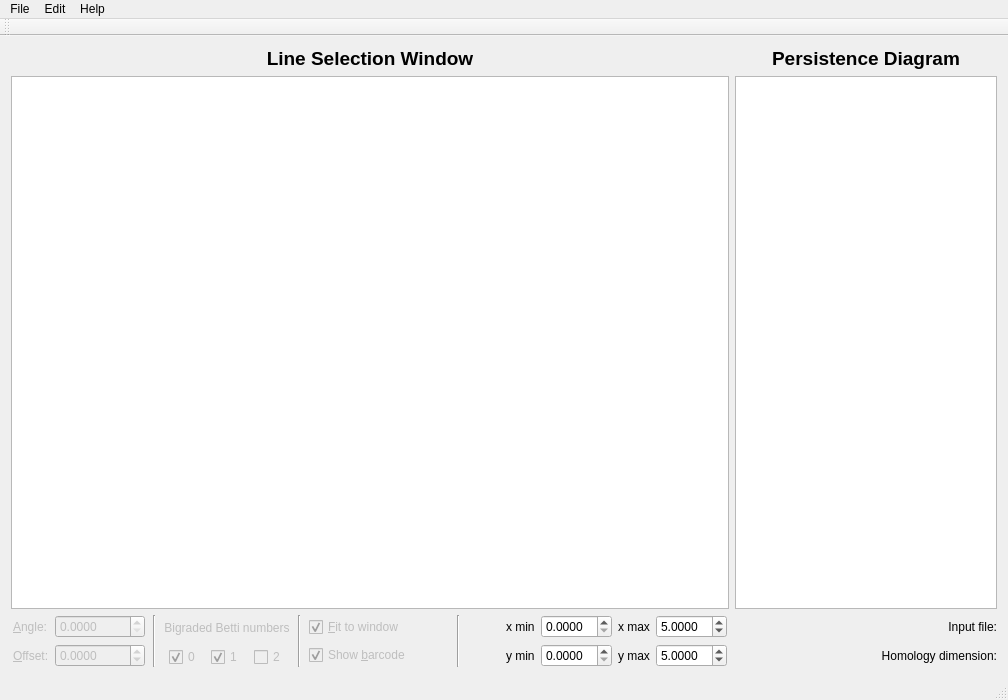
Qt form visualizationwindow.ui (rivetTDA/rivet) before a commit.
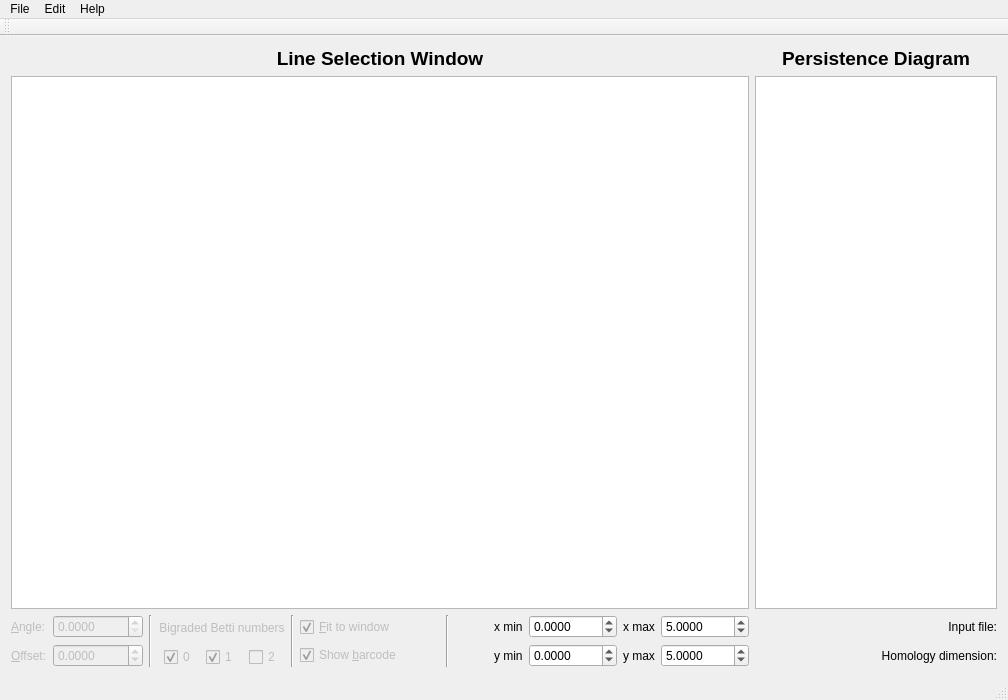
The same form after that commit.

Patch:
```diff
--- a/visualizationwindow.ui
+++ b/visualizationwindow.ui
@@ -427,6 +427,12 @@
                   <property name="decimals">
                    <number>4</number>
                   </property>
+                  <property name="minimum">
+                   <double>-1000.000000000000000</double>
+                  </property>
+                  <property name="maximum">
+                   <double>1000.000000000000000</double>
+                  </property>
                   <property name="singleStep">
                    <double>0.000000000000000</double>
                   </property>
@@ -437,6 +443,12 @@
                   <property name="decimals">
                    <number>4</number>
                   </property>
+                  <property name="minimum">
+                   <double>-1000.000000000000000</double>
+                  </property>
+                  <property name="maximum">
+                   <double>1000.000000000000000</double>
+                  </property>
                   <property name="singleStep">
                    <double>0.000000000000000</double>
                   </property>
@@ -478,6 +490,12 @@
                   <property name="decimals">
                    <number>4</number>
                   </property>
+                  <property name="minimum">
+                   <double>-1000.000000000000000</double>
+                  </property>
+                  <property name="maximum">
+                   <double>1000.000000000000000</double>
+                  </property>
                   <property name="singleStep">
                    <double>0.000000000000000</double>
                   </property>
```
